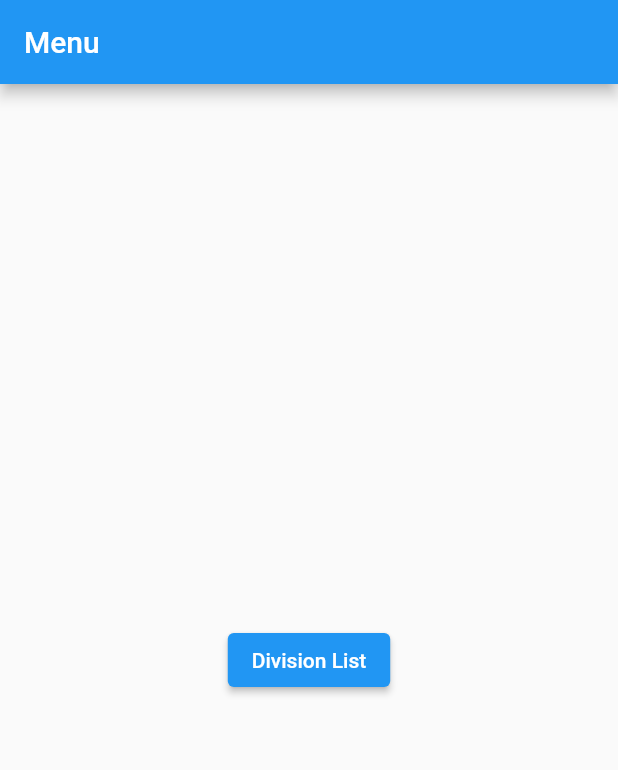
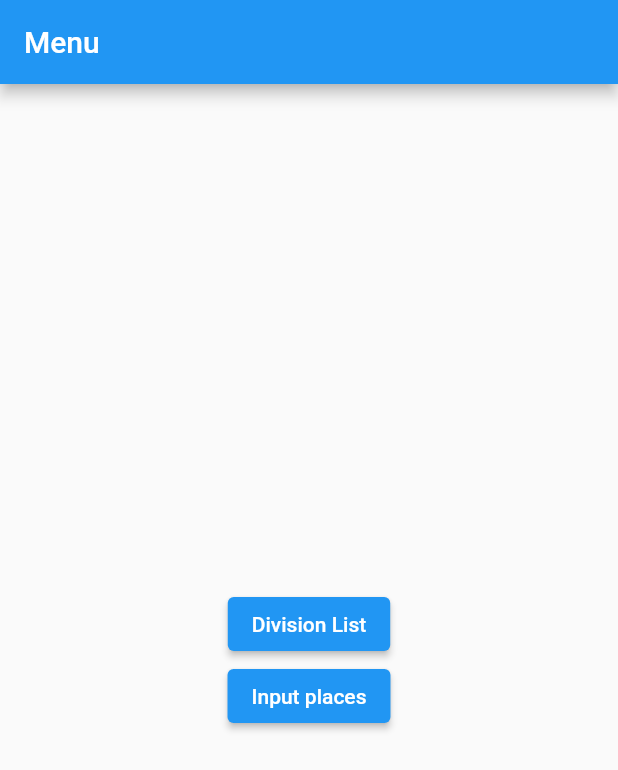
Before and after one commit to Nusrat-Jahan-Nira/design_practice, a Flutter app: the screen it shows after launch, on a phone screen of 412 x 824 dp. Shown: the top 770 px of the screen. Run offline on Flutter 3.47's test engine with Material 2 defaults, Android fonts, the phone set to English and light mode, and no system bars.

Commit message:
input places added

```diff
--- a/lib/menu_page.dart
+++ b/lib/menu_page.dart
@@ -1,6 +1,6 @@
 
-import 'package:design_practice/common_function.dart';
 import 'package:design_practice/division_grid_view.dart';
+import 'package:design_practice/input_places.dart';
 import 'package:flutter/material.dart';
 
 class MenuPage extends StatelessWidget {
@@ -10,17 +10,24 @@ class MenuPage extends StatelessWidget {
   Widget build(BuildContext context) {
     return Scaffold(
       appBar: AppBar(title: const Text('Menu'),),
-      body: Stack(
-        children: [
-          Center(
-            child: ElevatedButton(
+      body: Center(
+        child: Column(
+          mainAxisAlignment: MainAxisAlignment.center,
+          children: [
+            ElevatedButton(
               onPressed: (){
                  Navigator.push(context, MaterialPageRoute(builder: (context)=> const DivisionGridView()));
               },
               child: const Text('Division List'),
             ),
-          ),
-        ],
+            ElevatedButton(
+              onPressed: (){
+                Navigator.push(context, MaterialPageRoute(builder: (context)=> const InputPlaces()));
+              },
+              child: const Text('Input places'),
+            ),
+          ],
+        ),
       ),
     );
   }
--- /dev/null
+++ b/lib/static_lists.dart
@@ -0,0 +1,6 @@
+final countries = [
+  'Bangladesh',
+  'India',
+  'Pakistan',
+  'Australia'
+];
```
Also changed, not shown: lib/input_places.dart (added, +95 -0 lines).
